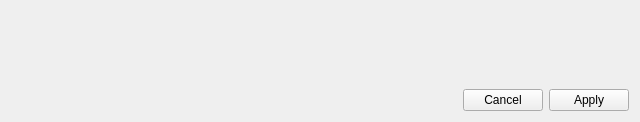
Above: som_gui/plugins/aggregation_window/module/grouping_window/qt/widget.ui from c-mellueh/SOM-Toolkit before the change. Below: the same form after it.
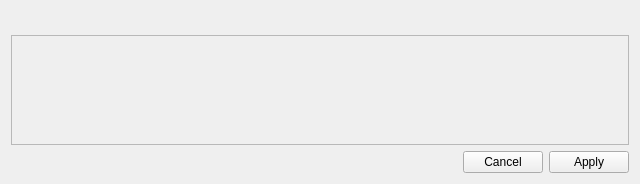
That is the form after the change. Custom widgets are drawn as their Qt base class.

Commit message: Activate multiple progressbars for Grouping Window

```diff
--- a/som_gui/plugins/aggregation_window/module/grouping_window/qt/widget.ui
+++ b/som_gui/plugins/aggregation_window/module/grouping_window/qt/widget.ui
@@ -7,7 +7,7 @@
                 <x>0</x>
                 <y>0</y>
                 <width>640</width>
-                <height>122</height>
+    <height>184</height>
             </rect>
         </property>
         <property name="windowTitle">
@@ -27,7 +27,28 @@
                 <widget class="FileSelector" name="widget_export" native="true"/>
             </item>
             <item>
-                <widget class="Progressbar" name="widget_progress_bar" native="true"/>
+    <widget class="QScrollArea" name="scrollArea">
+     <property name="sizePolicy">
+      <sizepolicy hsizetype="Expanding" vsizetype="MinimumExpanding">
+       <horstretch>0</horstretch>
+       <verstretch>0</verstretch>
+      </sizepolicy>
+     </property>
+     <property name="widgetResizable">
+      <bool>true</bool>
+     </property>
+     <widget class="QWidget" name="scrollAreaWidgetContents">
+      <property name="geometry">
+       <rect>
+        <x>0</x>
+        <y>0</y>
+        <width>620</width>
+        <height>70</height>
+       </rect>
+      </property>
+      <layout class="QVBoxLayout" name="layout_progress_bar"/>
+     </widget>
+    </widget>
             </item>
             <item>
                 <widget class="QDialogButtonBox" name="buttonBox">
@@ -51,12 +72,6 @@
             <header>som_gui.module.util.ui</header>
             <container>1</container>
         </customwidget>
-        <customwidget>
-            <class>Progressbar</class>
-            <extends>QWidget</extends>
-            <header>som_gui.module.util.ui</header>
-            <container>1</container>
-        </customwidget>
     </customwidgets>
     <resources/>
     <connections/>
```
Left out of the diff: 2 changed lines with no effect on the pictures. Lines whose indentation alone changed are shown as unchanged. The commit also changes 4 other files.
